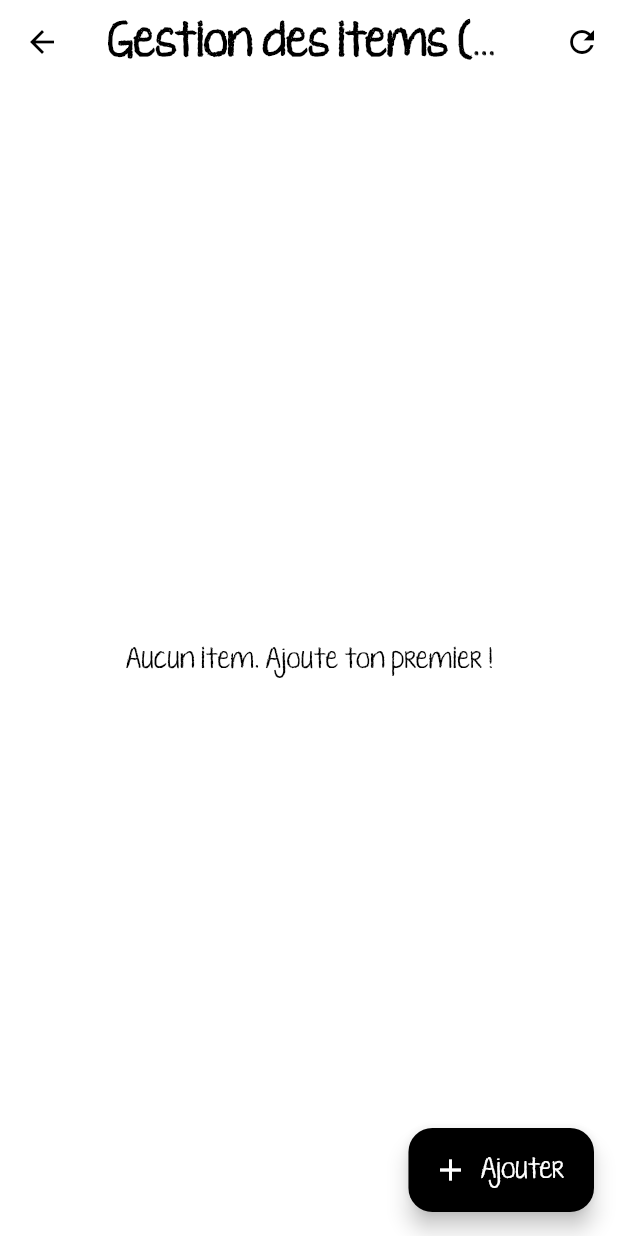
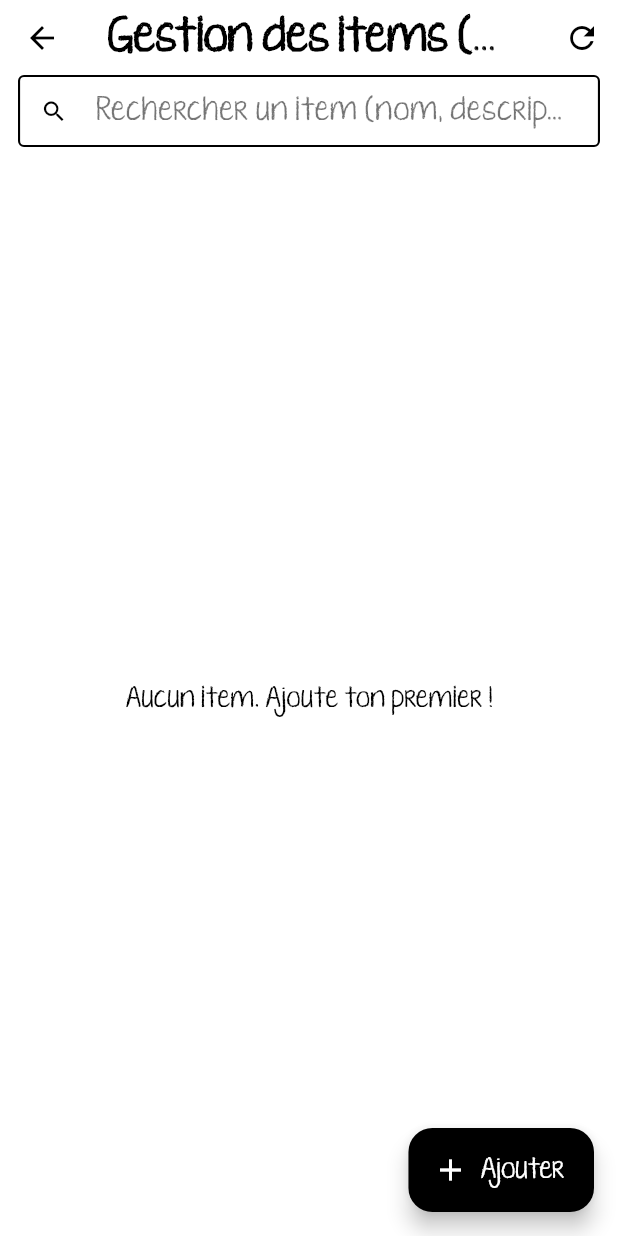
Before and after one commit to Reyden7/Mausritter, a Flutter app: the ItemsAdminPage screen opened directly, after a tap on the "refresh" icon, on a phone screen of 412 x 824 dp. Run offline on Flutter 3.47's test engine with Material 3 defaults, Android fonts, the light colour scheme and no system bars; our stand-ins replace google_fonts, image_picker, shared_preferences, supabase_flutter; accounts and stored records are empty.

Commit message:
feat : ajout d'un champ de recherche pour item : MJ / joueur

```diff
--- a/mausritter_compagnion/lib/items_admin_page.dart
+++ b/mausritter_compagnion/lib/items_admin_page.dart
@@ -1,3 +1,4 @@
+import 'dart:async';
 import 'dart:typed_data';
 import 'package:flutter/material.dart';
 import 'package:image_picker/image_picker.dart';
@@ -13,6 +14,9 @@
   final supa = Supabase.instance.client;
   bool loading = true;
   List<dynamic> items = [];
+  final _searchCtrl = TextEditingController();
+  Timer? _searchDebounce;
+  String _query ='';
 
   static const bucket = 'items'; // bucket Supabase Storage (public conseillé)
 
@@ -50,14 +54,30 @@
     _refresh();
   }
 
-  Future<void> _refresh() async {
-    setState(() => loading = true);
-    final data = await supa.from('items').select().order('name', ascending: true, nullsFirst: false);
-    setState(() {
-      items = data;
-      loading = false;
-    });
+  void dispose() {
+  _searchDebounce?.cancel();
+  _searchCtrl.dispose();
+  super.dispose();
+}
+
+  Future<void> _refresh({String q = ''}) async {
+  setState(() {
+    loading = true;
+    _query = q.trim();
+  });
+
+  var req = supa.from('items').select();
+  if (_query.isNotEmpty) {
+    req = req.or('name.ilike.%$_query%,description.ilike.%$_query%');
   }
+  // tri alpha
+  final data = await req.order('name', ascending: true);
+
+  setState(() {
+    items = data;
+    loading = false;
+  });
+}
 
   // ====== Choix Galerie / Appareil photo ======
   Future<ImageSource?> _chooseSource(BuildContext context) async {
@@ -643,8 +663,40 @@
       appBar: AppBar(
         title: const Text('Gestion des items (MJ)'),
         actions: [
-          IconButton(onPressed: _refresh, icon: const Icon(Icons.refresh)),
+          IconButton(onPressed: () => _refresh(q: _query), icon: const Icon(Icons.refresh)),
         ],
+        bottom: PreferredSize(
+          preferredSize: const Size.fromHeight(52),
+          child: Padding(
+            padding: const EdgeInsets.fromLTRB(12, 0, 12, 10),
+            child: TextField(
+              controller: _searchCtrl,
+              textInputAction: TextInputAction.search,
+              decoration: InputDecoration(
+                hintText: 'Rechercher un item (nom, description)…',
+                isDense: true,
+                prefixIcon: const Icon(Icons.search),
+                suffixIcon: (_query.isEmpty)
+                    ? null
+                    : IconButton(
+                        icon: const Icon(Icons.clear),
+                        onPressed: () {
+                          _searchCtrl.clear();
+                          _refresh(q: '');
+                        },
+                      ),
+                border: const OutlineInputBorder(),
+              ),
+              onChanged: (v) {
+                _searchDebounce?.cancel();
+                _searchDebounce = Timer(const Duration(milliseconds: 250), () {
+                  _refresh(q: v);
+                });
+              },
+              onSubmitted: (v) => _refresh(q: v),
+            ),
+          ),
+        ),
       ),
       floatingActionButton: FloatingActionButton.extended(
         onPressed: () => _createOrEdit(),
```
Also changed, not shown: mausritter_compagnion/lib/player_sheet_page.dart (+75 -62 lines).
